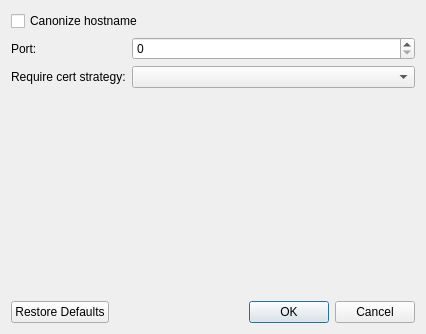
The window that src/admc/connection_options_dialog.ui (altlinux/admc) describes before a commit, drawn with Qt 5.
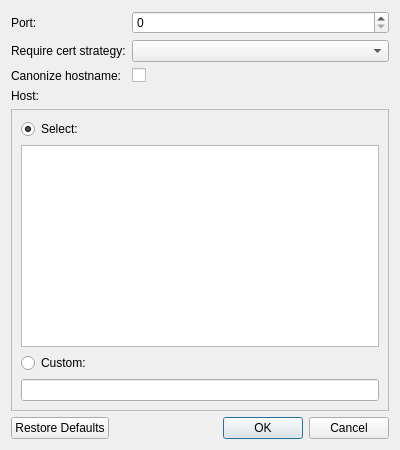
The same window after the commit.

Commit message:
merge dc dialog into connection options
remove host text from domain item in console
\ not needed, because current host can now be checked in connection
\ options

```diff
--- a/src/admc/connection_options_dialog.ui
+++ b/src/admc/connection_options_dialog.ui
@@ -6,21 +6,14 @@
    <rect>
     <x>0</x>
     <y>0</y>
-    <width>426</width>
-    <height>334</height>
+    <width>400</width>
+    <height>450</height>
    </rect>
   </property>
   <property name="windowTitle">
    <string>Connection Options</string>
   </property>
   <layout class="QVBoxLayout" name="verticalLayout">
-   <item>
-    <widget class="QCheckBox" name="canonize_check">
-     <property name="text">
-      <string>Canonize hostname</string>
-     </property>
-    </widget>
-   </item>
    <item>
     <layout class="QFormLayout" name="formLayout">
      <item row="0" column="0">
@@ -46,6 +39,62 @@
      </item>
      <item row="1" column="1">
       <widget class="QComboBox" name="cert_combo"/>
+     </item>
+     <item row="2" column="0">
+      <widget class="QLabel" name="canonizeHostnameLabel">
+       <property name="text">
+        <string>Canonize hostname:</string>
+       </property>
+      </widget>
+     </item>
+     <item row="2" column="1">
+      <widget class="QCheckBox" name="canonize_check"/>
+     </item>
+    </layout>
+   </item>
+   <item>
+    <layout class="QVBoxLayout" name="verticalLayout_3">
+     <item>
+      <widget class="QLabel" name="label">
+       <property name="text">
+        <string>Host:</string>
+       </property>
+      </widget>
+     </item>
+     <item>
+      <widget class="QFrame" name="frame">
+       <property name="frameShape">
+        <enum>QFrame::StyledPanel</enum>
+       </property>
+       <property name="frameShadow">
+        <enum>QFrame::Raised</enum>
+       </property>
+       <layout class="QVBoxLayout" name="verticalLayout_4">
+        <item>
+         <widget class="QRadioButton" name="host_select_button">
+          <property name="text">
+           <string>Select:</string>
+          </property>
+          <property name="checked">
+           <bool>true</bool>
+          </property>
+         </widget>
+        </item>
+        <item>
+         <widget class="QListWidget" name="host_select_list"/>
+        </item>
+        <item>
+         <widget class="QRadioButton" name="host_custom_button">
+          <property name="text">
+           <string>Custom:</string>
+          </property>
+         </widget>
+        </item>
+        <item>
+         <widget class="QLineEdit" name="host_custom_edit"/>
+        </item>
+       </layout>
+      </widget>
      </item>
     </layout>
    </item>
```
The commit also changes 9 other files.
